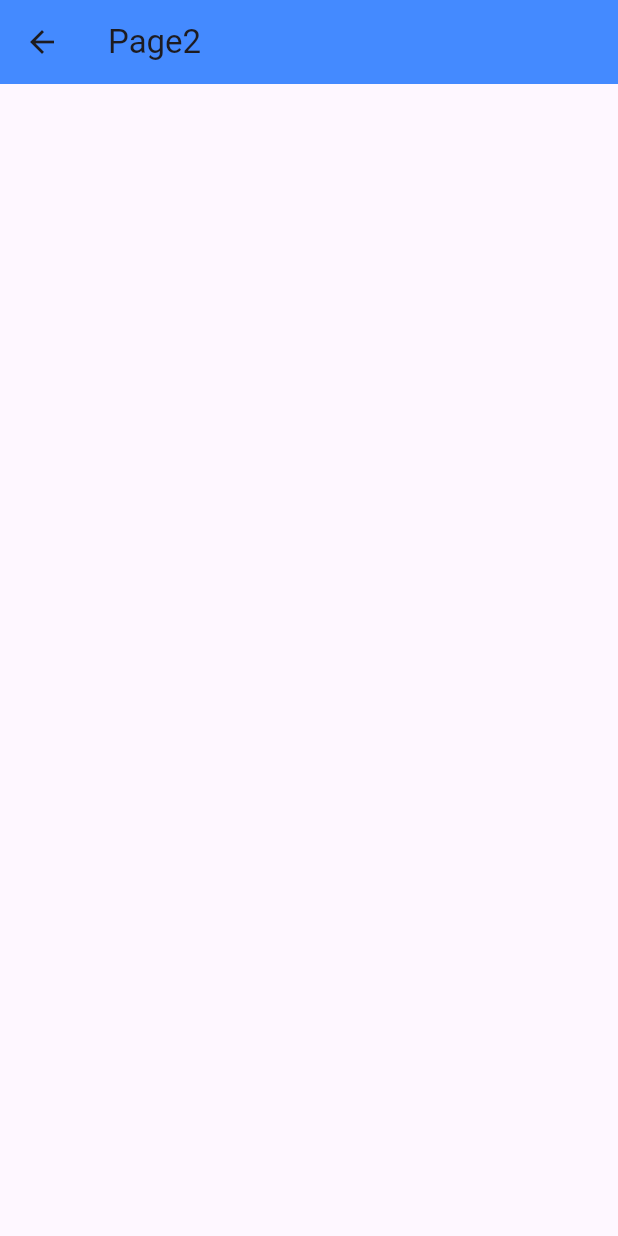
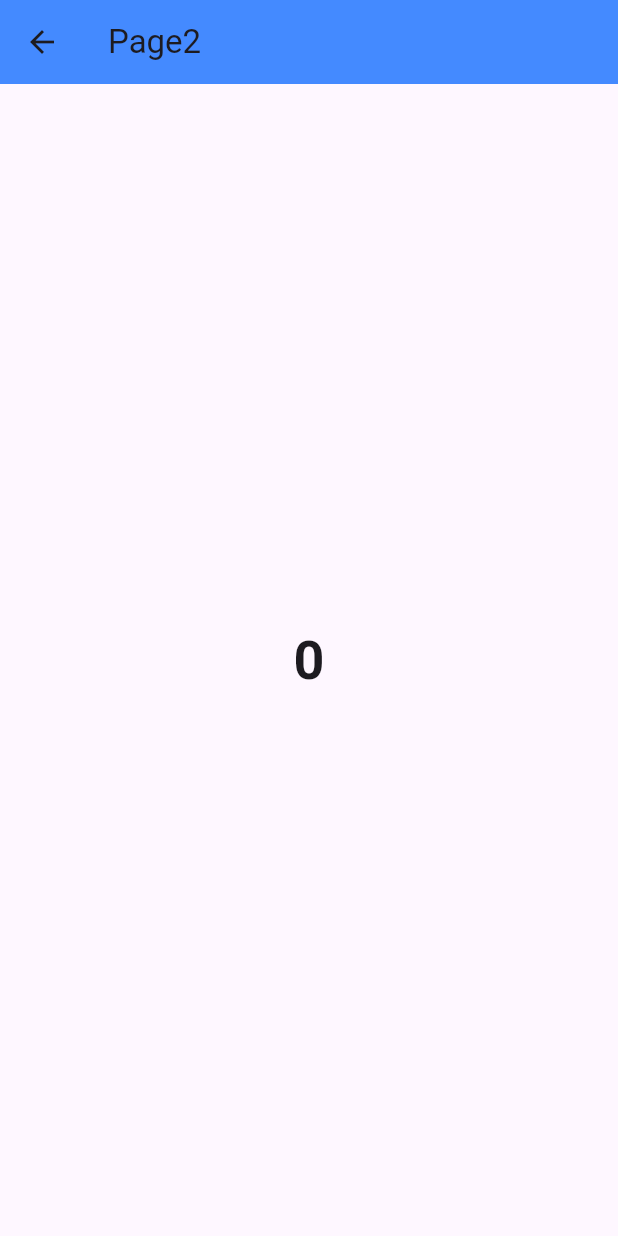
Before and after one commit to Moh4h/GetX3, a Flutter app: the Page2 screen opened by its route, on a phone screen of 412 x 824 dp. Run offline on Flutter 3.47's test engine with Material 3 defaults, Android fonts, the light colour scheme and no system bars; our stand-ins replace get.

Commit message:
Page2 counter from page1 [using the same controller and Permanent=true

```diff
--- a/lib/view/home.dart
+++ b/lib/view/home.dart
@@ -24,7 +24,7 @@ class Home extends StatelessWidget {
               onPressed: () {
                 Get.toNamed("/Page2");
               },
-              child: Text("Page2"),
+              child: Text("Page2 using (Page1 Counter [controllerPage1])"),
             ),
             MaterialButton(
               color: Colors.blueAccent,
--- a/lib/view/page2.dart
+++ b/lib/view/page2.dart
@@ -1,4 +1,6 @@
 import 'package:flutter/material.dart';
+import 'package:flutter_getx3/controller/page1Controller.dart';
+import 'package:get/get.dart';
 
 class Page2 extends StatelessWidget {
   const Page2({super.key});
@@ -7,7 +9,22 @@ class Page2 extends StatelessWidget {
   Widget build(BuildContext context) {
     return Scaffold(
       appBar: AppBar(backgroundColor: Colors.blueAccent, title: Text("Page2")),
-      body: ListView(children: []),
+      body: Center(child: ListView(shrinkWrap: true,children: [
+        GetBuilder<Page1controller>(
+          init: Page1controller(),
+                  builder: (controller) {
+                    return Center(
+                      child: Text(
+                        "${controller.counter}",
+                        style: TextStyle(
+                          fontSize: 36,
+                          fontWeight: FontWeight.bold,
+                        ),
+                      ),
+                    );
+                  },
+                ),
+      ])),
     );
   }
 }
```
